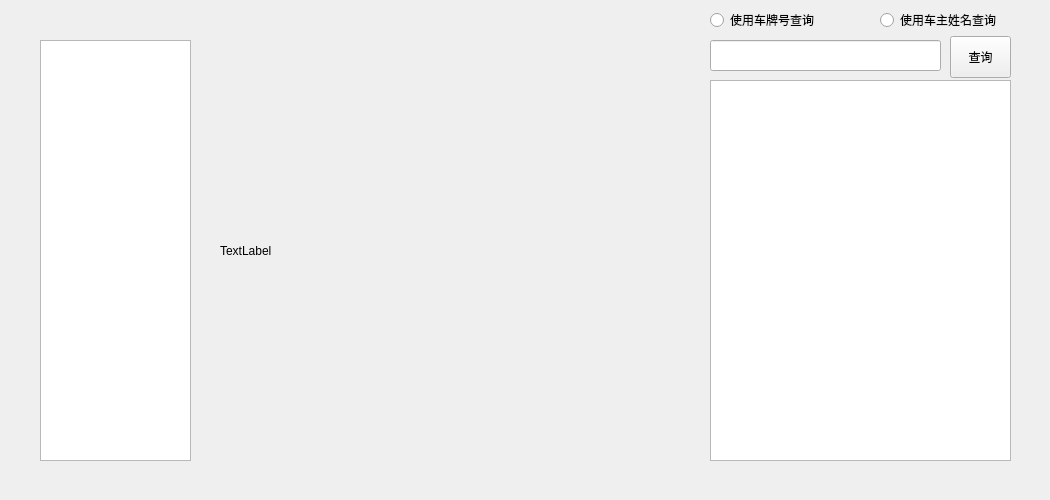
Before: the Qt Designer form resources/ui/SearchTab.ui in BluesJiang/PlateRecognition, drawn with Qt 5.
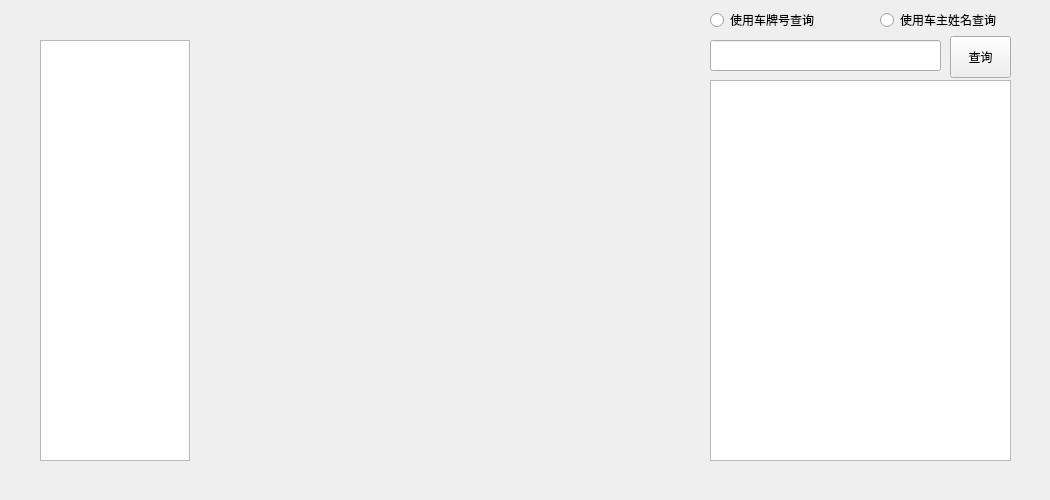
After: the same form once the commit is applied.

What changed in the file:
```diff
--- a/resources/ui/SearchTab.ui
+++ b/resources/ui/SearchTab.ui
@@ -23,7 +23,10 @@
     </rect>
    </property>
    <property name="text">
-    <string>TextLabel</string>
+    <string/>
+   </property>
+   <property name="alignment">
+    <set>Qt::AlignCenter</set>
    </property>
   </widget>
   <widget class="QListWidget" name="listWidget">
@@ -31,7 +34,7 @@
     <rect>
      <x>40</x>
      <y>40</y>
-     <width>151</width>
+     <width>150</width>
      <height>421</height>
     </rect>
    </property>
```
